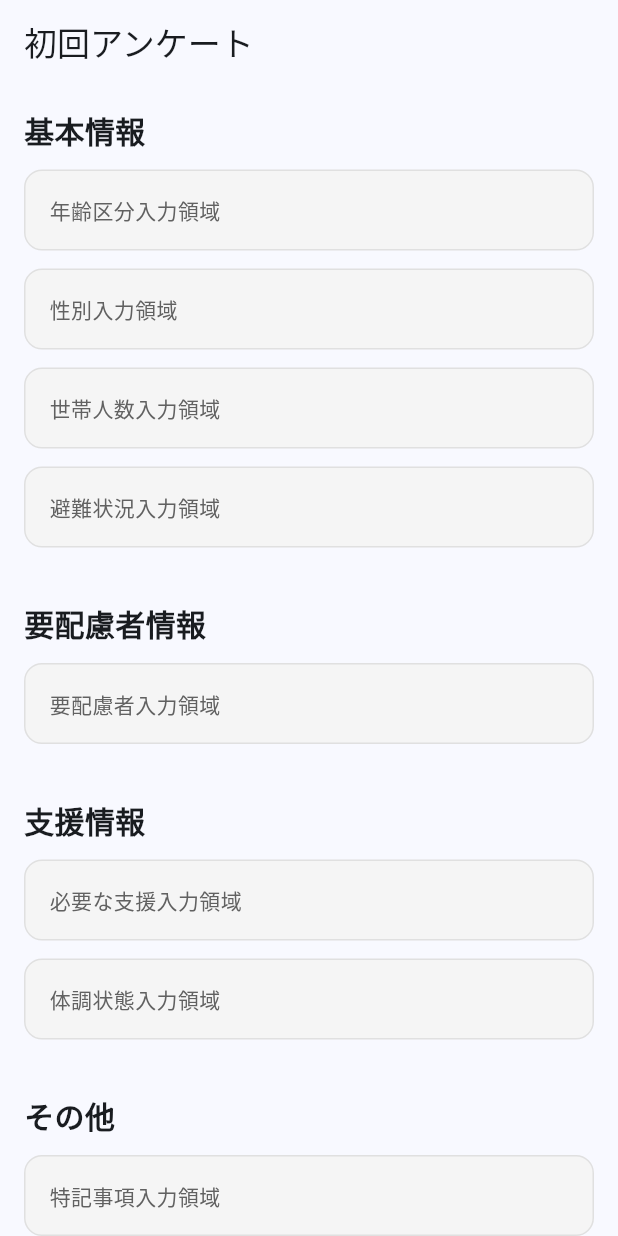
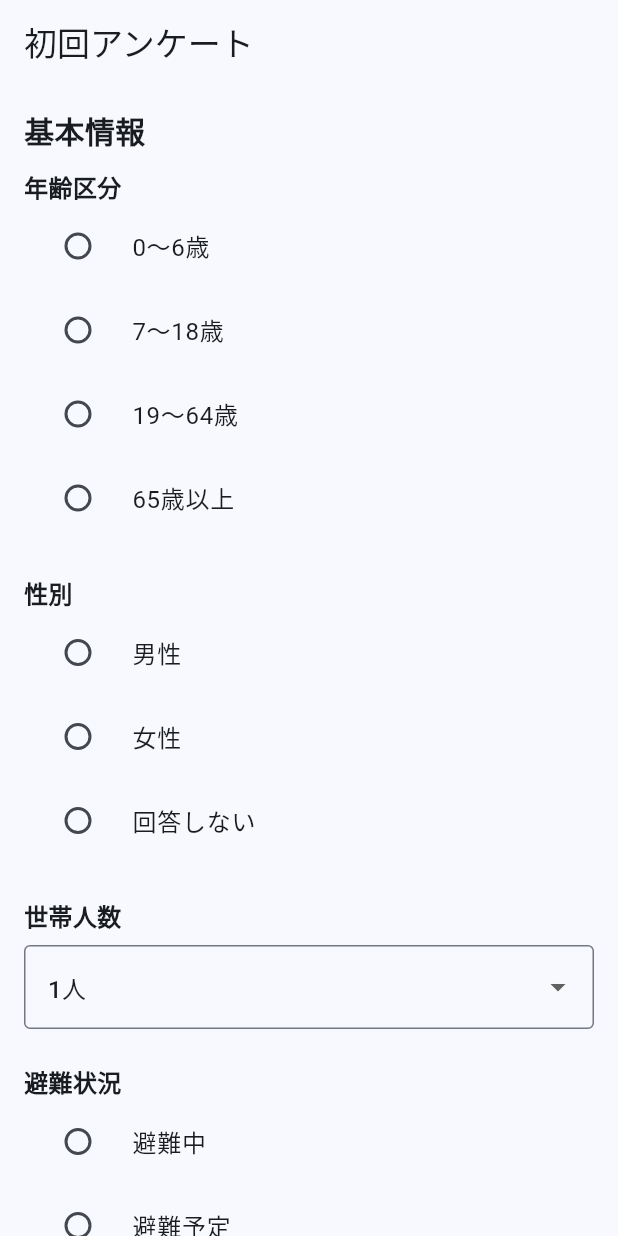
Before and after one commit to Tomayaken/TomayakenApp, a Flutter app: the screen it shows after launch, on a phone screen of 412 x 824 dp. Run offline on Flutter 3.47's test engine with Material 3 defaults, Android fonts, the phone set to English and light mode, and no system bars.

Commit message:
feat: 初回アンケートの基本情報入力フォームを実装

```diff
--- a/lib/main.dart
+++ b/lib/main.dart
@@ -1,6 +1,6 @@
 import 'package:flutter/material.dart';
 
-import '../views/survey_page.dart';
+import 'views/survey/survey_page.dart';
 
 void main() {
   runApp(const MyApp());
--- /dev/null
+++ b/lib/views/survey/survey_page.dart
@@ -0,0 +1,301 @@
+import 'package:flutter/material.dart';
+
+enum AgeGroup {
+  child,
+  teenager,
+  adult,
+  senior,
+}
+
+enum Gender {
+  male,
+  female,
+  noAnswer,
+}
+
+enum EvacuationStatus {
+  evacuating,
+  planning,
+  notEvacuating,
+}
+
+class SurveyPage extends StatefulWidget {
+  const SurveyPage({super.key});
+
+  @override
+  State<SurveyPage> createState() => _SurveyPageState();
+}
+
+class _SurveyPageState extends State<SurveyPage> {
+  AgeGroup? _selectedAgeGroup;
+  Gender? _selectedGender;
+  EvacuationStatus? _selectedEvacuationStatus;
+
+  int _familyCount = 1;
+
+  final TextEditingController _familyCountController =
+      TextEditingController();
+
+  @override
+  void dispose() {
+    _familyCountController.dispose();
+    super.dispose();
+  }
+
+  @override
+  Widget build(BuildContext context) {
+    return Scaffold(
+      appBar: AppBar(
+        title: const Text('初回アンケート'),
+      ),
+      body: SafeArea(
+        child: SingleChildScrollView(
+          padding: const EdgeInsets.all(16),
+          child: Column(
+            crossAxisAlignment: CrossAxisAlignment.start,
+            children: [
+              _buildSectionTitle('基本情報'),
+
+              const Text(
+                '年齢区分',
+                style: TextStyle(
+                  fontSize: 16,
+                  fontWeight: FontWeight.bold,
+                ),
+              ),
+
+              RadioListTile<AgeGroup>(
+                title: const Text('0〜6歳'),
+                value: AgeGroup.child,
+                groupValue: _selectedAgeGroup,
+                onChanged: (value) {
+                  setState(() {
+                    _selectedAgeGroup = value;
+                  });
+                },
+              ),
+
+              RadioListTile<AgeGroup>(
+                title: const Text('7〜18歳'),
+                value: AgeGroup.teenager,
+                groupValue: _selectedAgeGroup,
+                onChanged: (value) {
+                  setState(() {
+                    _selectedAgeGroup = value;
+                  });
+                },
+              ),
+
+              RadioListTile<AgeGroup>(
+                title: const Text('19〜64歳'),
+                value: AgeGroup.adult,
+                groupValue: _selectedAgeGroup,
+                onChanged: (value) {
+                  setState(() {
+                    _selectedAgeGroup = value;
+                  });
+                },
+              ),
+
+              RadioListTile<AgeGroup>(
+                title: const Text('65歳以上'),
+                value: AgeGroup.senior,
+                groupValue: _selectedAgeGroup,
+                onChanged: (value) {
+                  setState(() {
+                    _selectedAgeGroup = value;
+                  });
+                },
+              ),
+
+              const SizedBox(height: 24),
+
+              const Text(
+                '性別',
+                style: TextStyle(
+                  fontSize: 16,
+                  fontWeight: FontWeight.bold,
+                ),
+              ),
+
+              RadioListTile<Gender>(
+                title: const Text('男性'),
+                value: Gender.male,
+                groupValue: _selectedGender,
+                onChanged: (value) {
+                  setState(() {
+                    _selectedGender = value;
+                  });
+                },
+              ),
+
+              RadioListTile<Gender>(
+                title: const Text('女性'),
+                value: Gender.female,
+                groupValue: _selectedGender,
+                onChanged: (value) {
+                  setState(() {
+                    _selectedGender = value;
+                  });
+                },
+              ),
+
+              RadioListTile<Gender>(
+                title: const Text('回答しない'),
+                value: Gender.noAnswer,
+                groupValue: _selectedGender,
+                onChanged: (value) {
+                  setState(() {
+                    _selectedGender = value;
+                  });
+                },
+              ),
+
+              const SizedBox(height: 24),
+
+              const Text(
+                '世帯人数',
+                style: TextStyle(
+                  fontSize: 16,
+                  fontWeight: FontWeight.bold,
+                ),
+              ),
+
+              const SizedBox(height: 8),
+
+              DropdownButtonFormField<int>(
+                value: _familyCount,
+                decoration: const InputDecoration(
+                  border: OutlineInputBorder(),
+                ),
+                items: List.generate(
+                  10,
+                  (index) => DropdownMenuItem(
+                    value: index + 1,
+                    child: Text('${index + 1}人'),
+                  ),
+                ),
+                onChanged: (value) {
+                  setState(() {
+                    _familyCount = value!;
+                  });
+                },
+              ),
+              const SizedBox(height: 24),
+
+              const Text(
+                '避難状況',
+                style: TextStyle(
+                  fontSize: 16,
+                  fontWeight: FontWeight.bold,
+                ),
+              ),
+
+              RadioListTile<EvacuationStatus>(
+                title: const Text('避難中'),
+                value: EvacuationStatus.evacuating,
+                groupValue: _selectedEvacuationStatus,
+                onChanged: (value) {
+                  setState(() {
+                    _selectedEvacuationStatus = value;
+                  });
+                },
+              ),
+
+              RadioListTile<EvacuationStatus>(
+                title: const Text('避難予定'),
+                value: EvacuationStatus.planning,
+                groupValue: _selectedEvacuationStatus,
+                onChanged: (value) {
+                  setState(() {
+                    _selectedEvacuationStatus = value;
+                  });
+                },
+              ),
+
+              RadioListTile<EvacuationStatus>(
+                title: const Text('避難しない'),
+                value: EvacuationStatus.notEvacuating,
+                groupValue: _selectedEvacuationStatus,
+                onChanged: (value) {
+                  setState(() {
+                    _selectedEvacuationStatus = value;
+                  });
+                },
+              ),
+
+              const SizedBox(height: 24),
+
+              _buildSectionTitle('要配慮者情報'),
+              _buildPlaceholder('要配慮者入力領域'),
+
+              const SizedBox(height: 24),
+
+              _buildSectionTitle('支援情報'),
+              _buildPlaceholder('必要な支援入力領域'),
+              _buildPlaceholder('体調状態入力領域'),
+
+              const SizedBox(height: 24),
+
+              _buildSectionTitle('その他'),
+              _buildPlaceholder('特記事項入力領域'),
+
+              const SizedBox(height: 40),
+
+              SizedBox(
+                width: double.infinity,
+                child: ElevatedButton(
+                  onPressed: () {
+                    debugPrint('年齢区分: $_selectedAgeGroup');
+                    debugPrint('性別: $_selectedGender');
+                    debugPrint('世帯人数: ${_familyCountController.text}');
+                    debugPrint('避難状況: $_selectedEvacuationStatus');
+                  },
+                  child: const Text('送信'),
+                ),
+              ),
+
+              const SizedBox(height: 24),
+            ],
+          ),
+        ),
+      ),
+    );
+  }
+
+  Widget _buildSectionTitle(String title) {
+    return Padding(
+      padding: const EdgeInsets.only(bottom: 12),
+      child: Text(
+        title,
+        style: const TextStyle(
+          fontSize: 20,
+          fontWeight: FontWeight.bold,
+        ),
+      ),
+    );
+  }
+
+  Widget _buildPlaceholder(String label) {
+    return Padding(
+      padding: const EdgeInsets.only(bottom: 12),
+      child: Container(
+        width: double.infinity,
+        padding: const EdgeInsets.all(16),
+        decoration: BoxDecoration(
+          color: Colors.grey.shade100,
+          border: Border.all(
+            color: Colors.grey.shade300,
+          ),
+          borderRadius: BorderRadius.circular(12),
+        ),
+        child: Text(
+          label,
+          style: TextStyle(
+            color: Colors.grey.shade700,
+          ),
+        ),
+      ),
+    );
+  }
+}
--- a/lib/views/survey_page.dart
+++ /dev/null
@@ -1,99 +0,0 @@
-import 'package:flutter/material.dart';
-
-class SurveyPage extends StatelessWidget {
-  const SurveyPage({super.key});
-
-  @override
-  Widget build(BuildContext context) {
-    return Scaffold(
-      appBar: AppBar(
-        title: const Text('初回アンケート'),
-      ),
-      body: SafeArea(
-        child: SingleChildScrollView(
-          padding: const EdgeInsets.all(16),
-          child: Column(
-            crossAxisAlignment: CrossAxisAlignment.start,
-            children: [
-              _buildSectionTitle('基本情報'),
-
-              _buildPlaceholder('年齢区分入力領域'),
-              _buildPlaceholder('性別入力領域'),
-              _buildPlaceholder('世帯人数入力領域'),
-              _buildPlaceholder('避難状況入力領域'),
-
-              const SizedBox(height: 24),
-
-              _buildSectionTitle('要配慮者情報'),
-
-              _buildPlaceholder('要配慮者入力領域'),
-
-              const SizedBox(height: 24),
-
-              _buildSectionTitle('支援情報'),
-
-              _buildPlaceholder('必要な支援入力領域'),
-              _buildPlaceholder('体調状態入力領域'),
-
-              const SizedBox(height: 24),
-
-              _buildSectionTitle('その他'),
-
-              _buildPlaceholder('特記事項入力領域'),
-
-              const SizedBox(height: 40),
-
-              SizedBox(
-                width: double.infinity,
-                child: ElevatedButton(
-                  onPressed: () {
-                    debugPrint('TODO: 保存処理');
-                  },
-                  child: const Text('保存'),
-                ),
-              ),
-
-              const SizedBox(height: 24),
-            ],
-          ),
-        ),
-      ),
-    );
-  }
-
-  Widget _buildSectionTitle(String title) {
-    return Padding(
-      padding: const EdgeInsets.only(bottom: 12),
-      child: Text(
-        title,
-        style: const TextStyle(
-          fontSize: 20,
-          fontWeight: FontWeight.bold,
-        ),
-      ),
-    );
-  }
-
-  Widget _buildPlaceholder(String label) {
-    return Padding(
-      padding: const EdgeInsets.only(bottom: 12),
-      child: Container(
-        width: double.infinity,
-        padding: const EdgeInsets.all(16),
-        decoration: BoxDecoration(
-          color: Colors.grey.shade100,
-          border: Border.all(
-            color: Colors.grey.shade300,
-          ),
-          borderRadius: BorderRadius.circular(12),
-        ),
-        child: Text(
-          label,
-          style: TextStyle(
-            color: Colors.grey.shade700,
-          ),
-        ),
-      ),
-    );
-  }
-}
```
